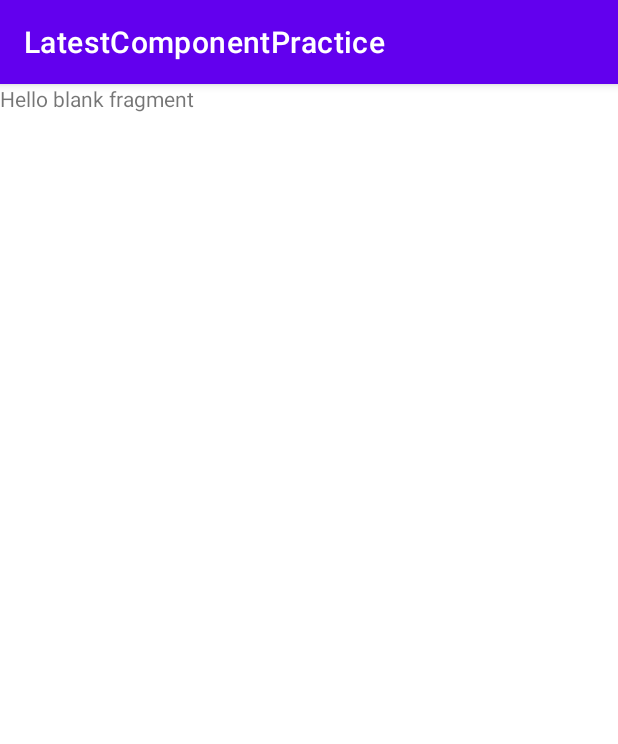
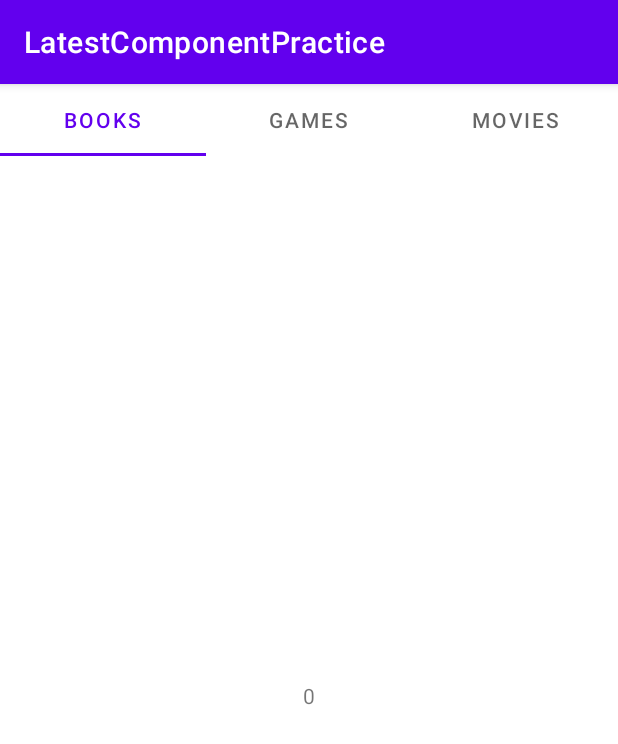
Before and after one commit to MV1998/LatestComponentPractice, an Android app: the screen it shows after launch (ViewPagerExample before the commit, TabLayoutWithViewPager after it), after a tap on "VIEW PAGER", on a phone screen of 412 x 824 dp. Shown: the top 744 px of the screen. Run offline under Robolectric (Android 15) with nearby library versions, the phone set to English and light mode, and no system bars.

```diff
--- a/app/src/main/AndroidManifest.xml
+++ b/app/src/main/AndroidManifest.xml
@@ -19,6 +19,12 @@
         android:theme="@style/Theme.LatestComponentPractice"
         android:usesCleartextTraffic="true"
         tools:targetApi="31">
+        <activity
+            android:name=".todo_app.view.TodoActivity"
+            android:exported="false" />
+        <activity
+            android:name=".Screens.TabLayoutWithViewPager"
+            android:exported="false" />
         <activity
             android:name=".Screens.ViewPagerExample"
             android:exported="false" />
--- a/app/src/main/java/com/example/latestcomponentpractice/Adapters/ViewPagerFragmentAdapter.kt
+++ b/app/src/main/java/com/example/latestcomponentpractice/Adapters/ViewPagerFragmentAdapter.kt
@@ -4,6 +4,7 @@ import android.content.Context
 import androidx.fragment.app.Fragment
 import androidx.fragment.app.FragmentActivity
 import androidx.viewpager2.adapter.FragmentStateAdapter
+import com.example.latestcomponentpractice.fragments.IntroductionFragment
 import com.example.latestcomponentpractice.fragments.ViewPagerFragment1
 import com.example.latestcomponentpractice.fragments.ViewPagerFragment2
 import com.example.latestcomponentpractice.fragments.ViewPagerFragment3
@@ -14,16 +15,17 @@ class ViewPagerFragmentAdapter(val fragment : FragmentActivity) : FragmentStateA
     }
 
     override fun createFragment(position: Int): Fragment {
-        when(position) {
-            0 ->
-                ViewPagerFragment1()
-            1 ->
-                ViewPagerFragment2()
-            2 ->
-                ViewPagerFragment3()
-
-        }
-        return ViewPagerFragment1()
+        return IntroductionFragment.newInstance(position)
+//        when(position) {
+//            0 ->
+//                ViewPagerFragment1()
+//            1 ->
+//                ViewPagerFragment2()
+//            2 ->
+//                ViewPagerFragment3()
+//
+//        }
+//        return ViewPagerFragment1()
     }
 
 
--- a/app/src/main/java/com/example/latestcomponentpractice/MainActivity.kt
+++ b/app/src/main/java/com/example/latestcomponentpractice/MainActivity.kt
@@ -16,9 +16,11 @@ import com.example.latestcomponentpractice.Screens.DrawerActivityExample
 import com.example.latestcomponentpractice.Screens.FragmentPracticeActivity
 import com.example.latestcomponentpractice.Screens.ListViewActivity
 import com.example.latestcomponentpractice.Screens.RecyclerViewActivity
+import com.example.latestcomponentpractice.Screens.TabLayoutWithViewPager
 import com.example.latestcomponentpractice.Screens.VideoViewActivity
 import com.example.latestcomponentpractice.Screens.ViewPagerExample
 import com.example.latestcomponentpractice.ViewModel.UserViewModel
+import com.example.latestcomponentpractice.ViewModel.UserViewModelProviderFactory
 import com.example.latestcomponentpractice.ViewModel.ViewModelState
 import com.example.latestcomponentpractice.abstraction_practice.Animal
 import com.example.latestcomponentpractice.abstraction_practice.Dog
@@ -28,6 +30,7 @@ import com.example.latestcomponentpractice.abstraction_practice.Horse
 import com.example.latestcomponentpractice.abstraction_practice.Mammal
 import com.example.latestcomponentpractice.abstraction_practice.ProductForSale
 import com.example.latestcomponentpractice.databinding.ActivityMainBinding
+import com.example.latestcomponentpractice.todo_app.view.TodoActivity
 import kotlinx.coroutines.CoroutineScope
 import kotlinx.coroutines.Dispatchers
 import kotlinx.coroutines.launch
@@ -45,8 +48,9 @@ class MainActivity : AppCompatActivity() {
         val binding = ActivityMainBinding.inflate(layoutInflater)
         setContentView(binding.root)
 
-        // factory for view model
-        userViewModel = ViewModelProvider(this)[UserViewModel::class.java]
+        // view model
+        userViewModel = ViewModelProvider(this,
+            UserViewModelProviderFactory(ViewModelState.Loading))[UserViewModel::class.java]
 
         userViewModel.receiveAllDataFromServer()
 
@@ -135,7 +139,11 @@ class MainActivity : AppCompatActivity() {
             }
 
             viewPageOpenBtn.setOnClickListener {
-                val listViewIntent = Intent(this@MainActivity, ViewPagerExample::class.java)
+                val listViewIntent = Intent(this@MainActivity, TabLayoutWithViewPager::class.java)
+                startActivity(listViewIntent)
+            }
+            todoBtn.setOnClickListener {
+                val listViewIntent = Intent(this@MainActivity, TodoActivity::class.java)
                 startActivity(listViewIntent)
             }
         }
--- /dev/null
+++ b/app/src/main/java/com/example/latestcomponentpractice/Screens/TabLayoutWithViewPager.kt
@@ -0,0 +1,44 @@
+package com.example.latestcomponentpractice.Screens
+
+import android.content.SharedPreferences
+import android.os.Bundle
+import androidx.activity.enableEdgeToEdge
+import androidx.appcompat.app.AppCompatActivity
+import androidx.core.view.ViewCompat
+import androidx.core.view.WindowInsetsCompat
+import androidx.databinding.DataBindingUtil
+import com.example.latestcomponentpractice.Adapters.ViewPagerFragmentAdapter
+import com.example.latestcomponentpractice.R
+import com.example.latestcomponentpractice.databinding.ActivityTabLayoutWithViewPagerBinding
+import com.example.latestcomponentpractice.fragments.IntroductionFragment
+import com.google.android.material.tabs.TabLayoutMediator
+
+class TabLayoutWithViewPager : AppCompatActivity() {
+
+    private val viewBinding : ActivityTabLayoutWithViewPagerBinding by lazy {
+        ActivityTabLayoutWithViewPagerBinding.inflate(layoutInflater)
+    }
+
+    private val tabs = arrayOf("Books", "Games", "Movies")
+
+    override fun onCreate(savedInstanceState: Bundle?) {
+        super.onCreate(savedInstanceState)
+        //enableEdgeToEdge()
+        setContentView(viewBinding.root)
+
+        viewBinding.tabLayoutViewPagerId.adapter = ViewPagerFragmentAdapter(this)
+
+        TabLayoutMediator(viewBinding.tabLayoutID, viewBinding.tabLayoutViewPagerId) {
+            tab, position -> tab.text = tabs[position]
+        }.attach()
+
+
+        val sharedPreferences = getSharedPreferences("Nmae", MODE_PRIVATE)
+
+        val editor = sharedPreferences.edit()
+        editor.putBoolean("name", true)
+        editor.apply()
+    }
+
+    // categoris ed
+}
--- a/app/src/main/java/com/example/latestcomponentpractice/ViewModel/UserViewModel.kt
+++ b/app/src/main/java/com/example/latestcomponentpractice/ViewModel/UserViewModel.kt
@@ -2,22 +2,38 @@ package com.example.latestcomponentpractice.ViewModel
 
 import android.os.Handler
 import android.os.Looper
+import android.util.Log
+import androidx.lifecycle.LiveData
 import androidx.lifecycle.MutableLiveData
 import androidx.lifecycle.ViewModel
+import androidx.lifecycle.viewModelScope
+import androidx.lifecycle.viewmodel.compose.viewModel
 import com.example.latestcomponentpractice.Repository.UserRepository
+import kotlinx.coroutines.Dispatchers
+import kotlinx.coroutines.delay
+import kotlinx.coroutines.launch
 
 
+class UserViewModel(private val initialState : ViewModelState) : ViewModel() {
 
-class UserViewModel : ViewModel() {
+    private val _userLiveData : MutableLiveData<ViewModelState> = MutableLiveData()
+    val userLiveData : LiveData<ViewModelState>
+        get() = _userLiveData
 
-    var userLiveData : MutableLiveData<ViewModelState> = MutableLiveData()
+    fun receiveAllDataFromServer()  {
+        _userLiveData.postValue(initialState)
+//        Handler(Looper.myLooper()!!).apply {
+//            postDelayed({
+//                userLiveData.postValue(ViewModelState.Loaded(UserRepository.receiveAllUsers()))
+//            }, 5000)
+//        }
 
-    fun receiveAllDataFromServer() {
-        userLiveData.postValue(ViewModelState.Loading)
-        Handler(Looper.myLooper()!!).apply {
-            postDelayed({
-                userLiveData.postValue(ViewModelState.Loaded(UserRepository.receiveAllUsers()))
-            }, 5000)
+        viewModelScope.apply {
+            launch(Dispatchers.IO) {
+                delay(5000)
+                Log.d(javaClass.simpleName, "receiveAllDataFromServer: ")
+                _userLiveData.postValue(ViewModelState.Loaded(UserRepository.receiveAllUsers()))
+            }
         }
     }
 }
--- /dev/null
+++ b/app/src/main/java/com/example/latestcomponentpractice/ViewModel/UserViewModelProviderFactory.kt
@@ -0,0 +1,16 @@
+package com.example.latestcomponentpractice.ViewModel
+
+import androidx.lifecycle.ViewModel
+import androidx.lifecycle.ViewModelProvider
+import java.lang.IllegalArgumentException
+
+class UserViewModelProviderFactory(private val state : ViewModelState) : ViewModelProvider.Factory {
+
+    override fun <T : ViewModel> create(modelClass: Class<T>): T {
+        if (modelClass.isAssignableFrom(UserViewModel::class.java)) {
+            return UserViewModel(state) as T
+        }
+        throw IllegalArgumentException("Unknown View Model")
+    }
+
+}
--- /dev/null
+++ b/app/src/main/java/com/example/latestcomponentpractice/fragments/IntroductionFragment.kt
@@ -0,0 +1,32 @@
+package com.example.latestcomponentpractice.fragments
+
+import android.os.Bundle
+import androidx.fragment.app.Fragment
+import android.view.LayoutInflater
+import android.view.View
+import android.view.ViewGroup
+import android.widget.TextView
+import com.example.latestcomponentpractice.R
+
+class IntroductionFragment : Fragment() {
+
+    override fun onCreateView(
+        inflater: LayoutInflater, container: ViewGroup?,
+        savedInstanceState: Bundle?
+    ): View? {
+        // Inflate the layout for this fragment
+        val view = inflater.inflate(R.layout.fragment_introduction, container, false)
+        view.apply {
+            findViewById<TextView>(R.id.introductionTextViewId).text = position.toString()
+        }
+        return view;
+    }
+
+    companion object {
+        var position : Int = -1
+        fun newInstance(position : Int) : IntroductionFragment {
+            this.position = position
+            return IntroductionFragment()
+        }
+    }
+}
--- /dev/null
+++ b/app/src/main/java/com/example/latestcomponentpractice/todo_app/model/Person.kt
@@ -0,0 +1,3 @@
+package com.example.latestcomponentpractice.todo_app.model
+
+data class Person(val name : String, val age : Int)
--- /dev/null
+++ b/app/src/main/res/layout/activity_tab_layout_with_view_pager.xml
@@ -0,0 +1,28 @@
+<?xml version="1.0" encoding="utf-8"?>
+<androidx.constraintlayout.widget.ConstraintLayout xmlns:android="http://schemas.android.com/apk/res/android"
+    xmlns:app="http://schemas.android.com/apk/res-auto"
+    xmlns:tools="http://schemas.android.com/tools"
+    android:id="@+id/main"
+    android:layout_width="match_parent"
+    android:layout_height="match_parent"
+    tools:context=".Screens.TabLayoutWithViewPager">
+
+
+    <com.google.android.material.tabs.TabLayout
+        android:id="@+id/tabLayoutID"
+        android:layout_width="match_parent"
+        android:layout_height="wrap_content"
+        app:layout_constraintEnd_toEndOf="parent"
+        app:layout_constraintStart_toStartOf="parent"
+        app:layout_constraintTop_toTopOf="parent" />
+
+    <androidx.viewpager2.widget.ViewPager2
+        android:id="@+id/tabLayoutViewPagerId"
+        android:layout_width="match_parent"
+        android:layout_height="0dp"
+        app:layout_constraintBottom_toBottomOf="parent"
+        app:layout_constraintEnd_toEndOf="parent"
+        app:layout_constraintStart_toStartOf="parent"
+        app:layout_constraintTop_toBottomOf="@+id/tabLayoutID" />
+
+</androidx.constraintlayout.widget.ConstraintLayout>
--- /dev/null
+++ b/app/src/main/res/layout/fragment_introduction.xml
@@ -0,0 +1,17 @@
+<?xml version="1.0" encoding="utf-8"?>
+<FrameLayout xmlns:android="http://schemas.android.com/apk/res/android"
+    xmlns:tools="http://schemas.android.com/tools"
+    android:layout_width="match_parent"
+    android:layout_height="match_parent"
+    tools:context=".fragments.IntroductionFragment">
+
+    <!-- TODO: Update blank fragment layout -->
+    <TextView
+        android:id="@+id/introductionTextViewId"
+        android:layout_width="match_parent"
+        android:layout_height="wrap_content"
+        android:gravity="center"
+        android:layout_gravity="center"
+        android:text="@string/hello_blank_fragment" />
+
+</FrameLayout>
```
Also changed, not shown: app/src/main/java/com/example/latestcomponentpractice/todo_app/adapters/ToDoAdapter.kt (added, +51 -0 lines), app/src/main/java/com/example/latestcomponentpractice/todo_app/view/TodoActivity.kt (added, +47 -0 lines), app/src/main/java/com/example/latestcomponentpractice/todo_app/view_model/TodoActivityViewModel.kt (added, +24 -0 lines), app/src/main/res/layout/activity_main.xml (+7 -5 lines), app/src/main/res/layout/activity_todo.xml (added, +76 -0 lines).
